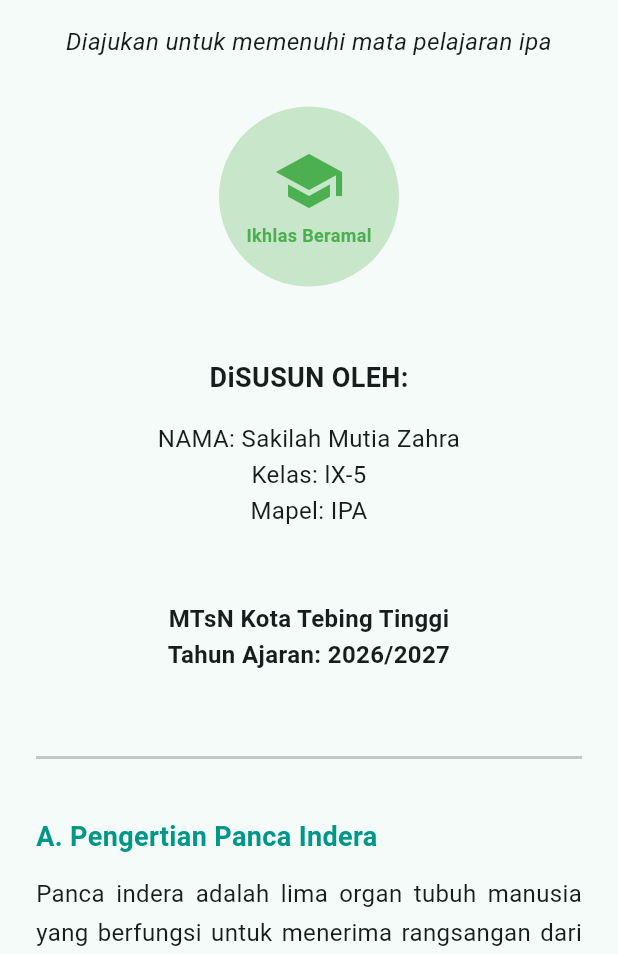
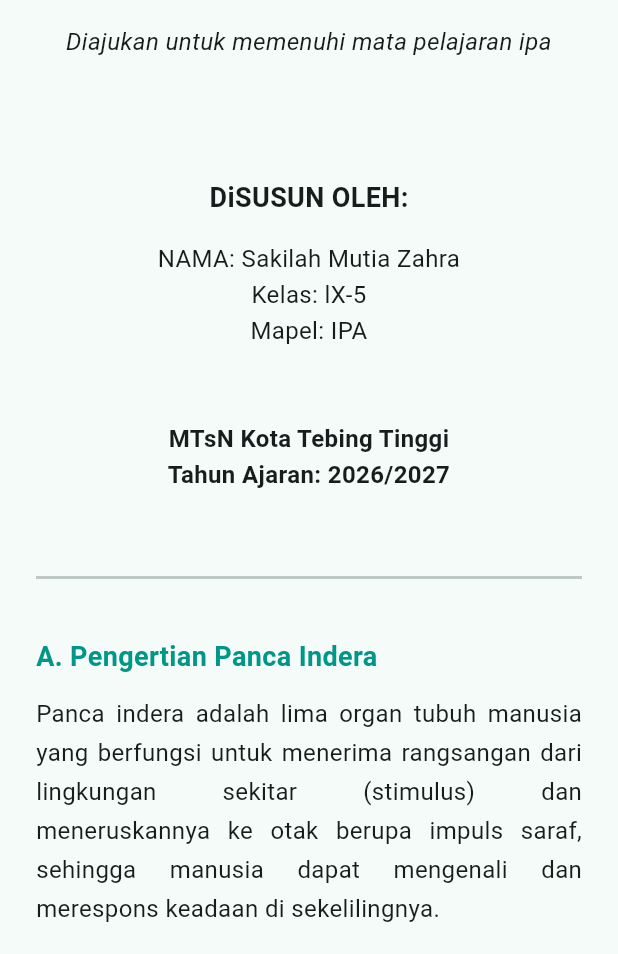
Before and after one commit to CouldAI-Agent/01a04903-2543-72f8-a481-246c1e6287c7, a Flutter app: the screen it shows after launch, on a phone screen of 412 x 824 dp, the part 282-1236 px from its top. Run offline on Flutter 3.47's test engine with Material 3 defaults, Android fonts, the phone set to English and light mode, and no system bars.

Commit message:
refactor: remove logo ikhlas beramal and add pdf folder text

```diff
--- a/usr/lib/main.dart
+++ b/usr/lib/main.dart
@@ -78,32 +78,7 @@ class _CoverPage extends StatelessWidget {
           style: TextStyle(fontSize: 16, fontStyle: FontStyle.italic),
         ),
         const SizedBox(height: 32),
-        // Placeholder untuk logo "sekolah ikhlas beramal" (Logo Kementerian Agama / Madrasah)
-        Container(
-          width: 120,
-          height: 120,
-          decoration: BoxDecoration(
-            color: Colors.green.shade100,
-            shape: BoxShape.circle,
-          ),
-          child: const Center(
-            child: Column(
-              mainAxisSize: MainAxisSize.min,
-              children: [
-                Icon(Icons.school, size: 48, color: Colors.green),
-                SizedBox(height: 4),
-                Text(
-                  'Ikhlas Beramal',
-                  style: TextStyle(
-                    fontSize: 12,
-                    fontWeight: FontWeight.bold,
-                    color: Colors.green,
-                  ),
-                ),
-              ],
-            ),
-          ),
-        ),
+
         const SizedBox(height: 48),
         const Text(
           'DiSUSUN OLEH:',
```
Also changed, not shown: usr/pdf/makalah.txt (added, +34 -0 lines).
